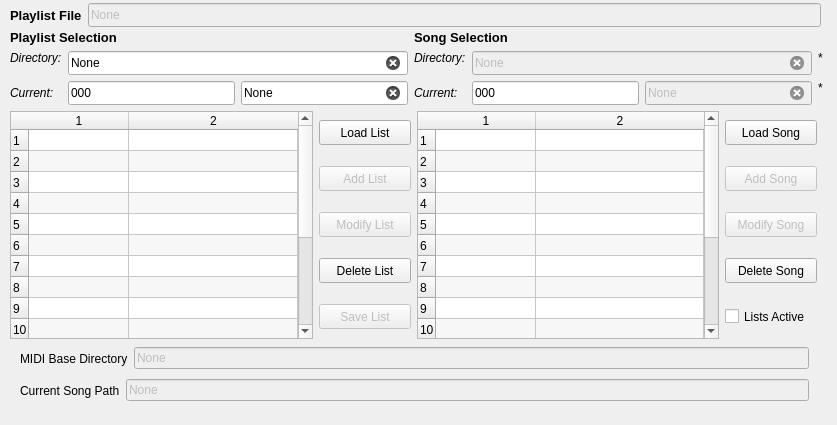
Old version of the form seq_qt5/forms/qplaylistframe.ui in the repository ahlstromcj/seq66.
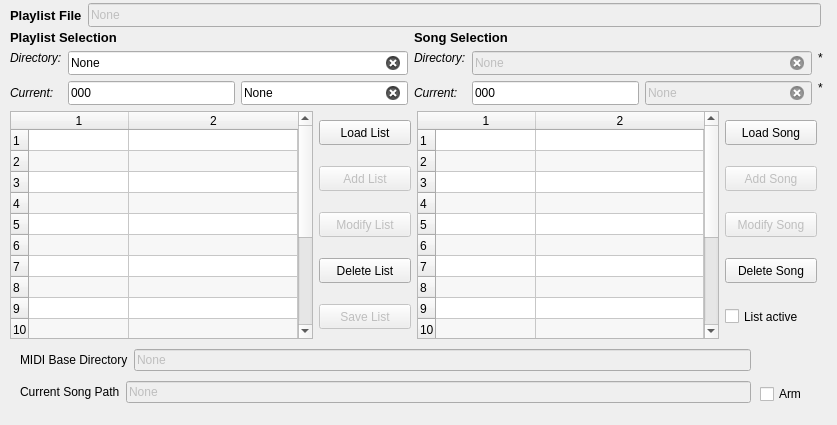
New version of the form.

```diff
--- a/seq_qt5/forms/qplaylistframe.ui
+++ b/seq_qt5/forms/qplaylistframe.ui
@@ -73,8 +73,8 @@
     <rect>
      <x>20</x>
      <y>344</y>
-     <width>789</width>
-     <height>29</height>
+     <width>731</width>
+     <height>32</height>
     </rect>
    </property>
    <layout class="QHBoxLayout" name="horizontalLayout_2">
@@ -109,8 +109,8 @@
     <rect>
      <x>20</x>
      <y>376</y>
-     <width>789</width>
-     <height>29</height>
+     <width>731</width>
+     <height>32</height>
     </rect>
    </property>
    <layout class="QHBoxLayout" name="horizontalLayout_3" stretch="0,0">
@@ -418,7 +418,7 @@
      </layout>
     </item>
     <item>
-     <layout class="QHBoxLayout" name="horizontalLayout">
+     <layout class="QHBoxLayout" name="horizontalLayout" stretch="3,1,3,1">
       <item>
        <widget class="QTableWidget" name="tablePlaylistSections">
         <property name="toolTip">
@@ -788,7 +788,7 @@
 the configured MIDI control comes in.</string>
           </property>
           <property name="text">
-           <string>Lists Active</string>
+           <string>List active</string>
           </property>
          </widget>
         </item>
@@ -798,6 +798,19 @@
     </item>
    </layout>
   </widget>
+  <widget class="QCheckBox" name="checkBoxAutoArm">
+   <property name="geometry">
+    <rect>
+     <x>760</x>
+     <y>380</y>
+     <width>61</width>
+     <height>28</height>
+    </rect>
+   </property>
+   <property name="text">
+    <string>Arm</string>
+   </property>
+  </widget>
  </widget>
  <resources/>
  <connections/>
```
Left out of the diff: 261 changed lines with no effect on the pictures.
